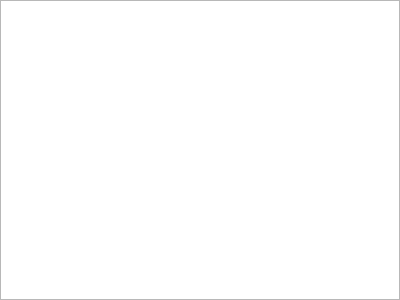
Qt form formpagefilterdfiles.ui (lujiajingcn/FileMarker) before a commit.
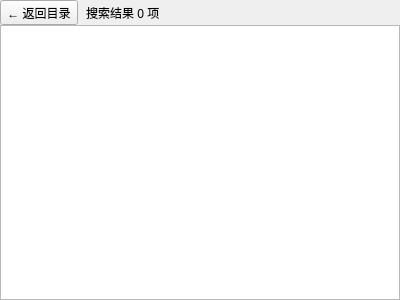
The same form after that commit.

Commit message:
修复复查发现的问题：结果页右键、标签扫描分片、地址栏根节点、列宽可调、Qt6 兼容
- 搜索结果页：右键先 indexAt(pos) 定位当前行，避免“打开/打开所在位置/复制路径”作用到上一次选中行；
  菜单在鼠标位置弹出。
- 性能：当前目录标签扫描与结果页标签列改为分片执行（每片约 15ms），不再一次枚举上千文件的 ADS；
  同目录扫描完成去重，超上限通过状态栏提示。
- 地址栏：正确识别虚拟根“我的电脑”（兼容模型返回的 "My Computer"）；输入文件路径时进入所在目录并选中文件。
- 列宽：大小/类型/修改日期列改回 Interactive，用户可拖动调整；名称列 Stretch、标签列可拖动。
- Qt6：QString::SkipEmptyParts 按 Qt 版本分支，Qt6 可编译。
- 路径比较：directoryLoaded 与当前目录比较统一 cleanPath + Windows 大小写不敏感。
- 标签库新标签确认改为排队弹窗（避免 model->setData 内重入），增加“记住我的选择”并持久化。
- 清理未使用的 onLookInComboActivated；扫描超限提示转发到主窗口状态栏。

What changed in the file:
```diff
--- a/formpagefilterdfiles.ui
+++ b/formpagefilterdfiles.ui
@@ -30,6 +30,43 @@
     <number>0</number>
    </property>
    <item row="0" column="0">
+    <layout class="QHBoxLayout" name="topBar">
+     <property name="spacing">
+      <number>8</number>
+     </property>
+     <item>
+      <widget class="QToolButton" name="btnBack">
+       <property name="text">
+        <string>← 返回目录</string>
+       </property>
+       <property name="toolButtonStyle">
+        <enum>Qt::ToolButtonTextOnly</enum>
+       </property>
+      </widget>
+     </item>
+     <item>
+      <widget class="QLabel" name="lblResultCount">
+       <property name="text">
+        <string>搜索结果 0 项</string>
+       </property>
+      </widget>
+     </item>
+     <item>
+      <spacer name="spacerTop">
+       <property name="orientation">
+        <enum>Qt::Horizontal</enum>
+       </property>
+       <property name="sizeHint" stdset="0">
+        <size>
+         <width>40</width>
+         <height>20</height>
+        </size>
+       </property>
+      </spacer>
+     </item>
+    </layout>
+   </item>
+   <item row="1" column="0">
     <widget class="QTreeView" name="tvFilteredFiles">
      <property name="contextMenuPolicy">
       <enum>Qt::CustomContextMenu</enum>
@@ -37,12 +74,15 @@
      <property name="editTriggers">
       <set>QAbstractItemView::NoEditTriggers</set>
      </property>
-     <property name="headerHidden">
+     <property name="alternatingRowColors">
       <bool>true</bool>
      </property>
-     <attribute name="headerVisible">
+     <property name="selectionMode">
+      <enum>QAbstractItemView::ExtendedSelection</enum>
+     </property>
+     <property name="rootIsDecorated">
       <bool>false</bool>
-     </attribute>
+     </property>
     </widget>
    </item>
   </layout>
```
The commit also changes 13 other files.
